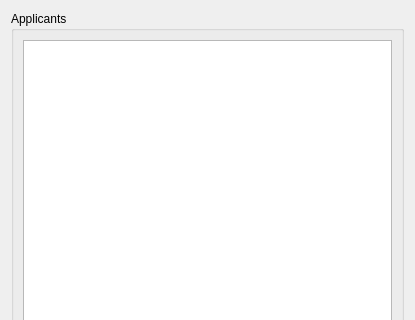
Before: the Qt Designer form applogdialog.ui in JusDooEt/MilitaryAcademy, drawn with Qt 5; both pictures show x 0 to 415 and y 0 to 320 of the 415 by 531 pixel window.
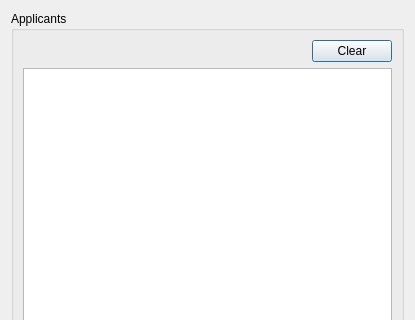
After: the same form once the commit is applied.

Commit message: Added clear buttons. Roster now saves

```diff
--- a/applogdialog.ui
+++ b/applogdialog.ui
@@ -20,6 +20,30 @@
       <string>Applicants</string>
      </property>
      <layout class="QVBoxLayout" name="verticalLayout">
+      <item>
+       <layout class="QHBoxLayout" name="horizontalLayout">
+        <item>
+         <spacer name="horizontalSpacer">
+          <property name="orientation">
+           <enum>Qt::Horizontal</enum>
+          </property>
+          <property name="sizeHint" stdset="0">
+           <size>
+            <width>40</width>
+            <height>20</height>
+           </size>
+          </property>
+         </spacer>
+        </item>
+        <item>
+         <widget class="QPushButton" name="clearButton">
+          <property name="text">
+           <string>Clear</string>
+          </property>
+         </widget>
+        </item>
+       </layout>
+      </item>
       <item>
        <widget class="QListWidget" name="appListWidget"/>
       </item>
```
The commit also changes 5 other files.
